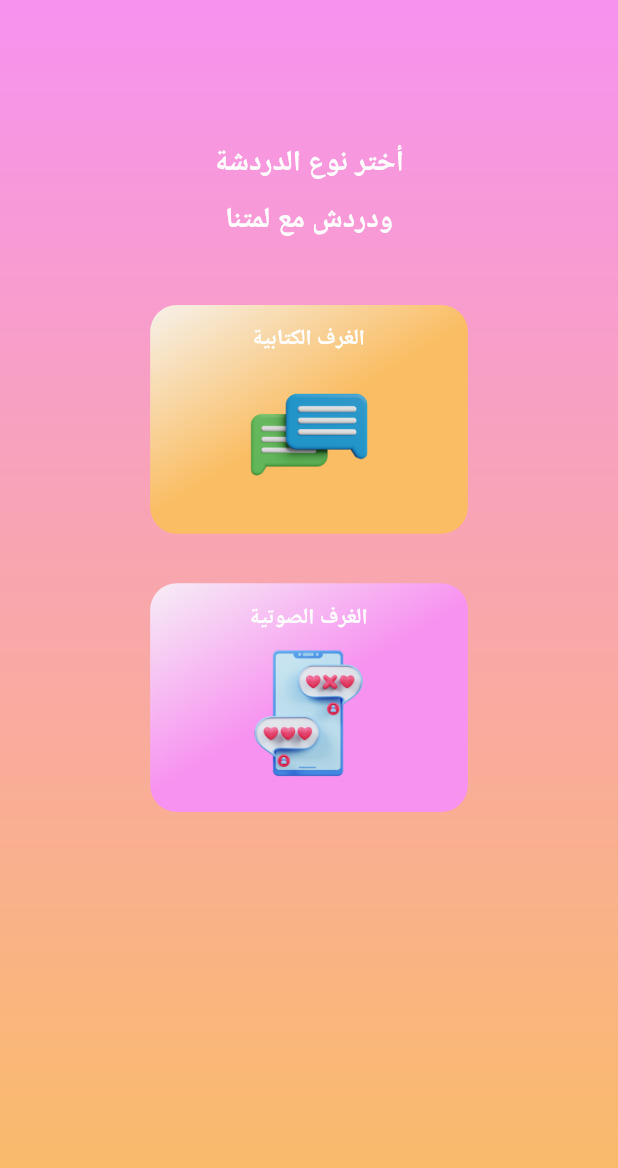
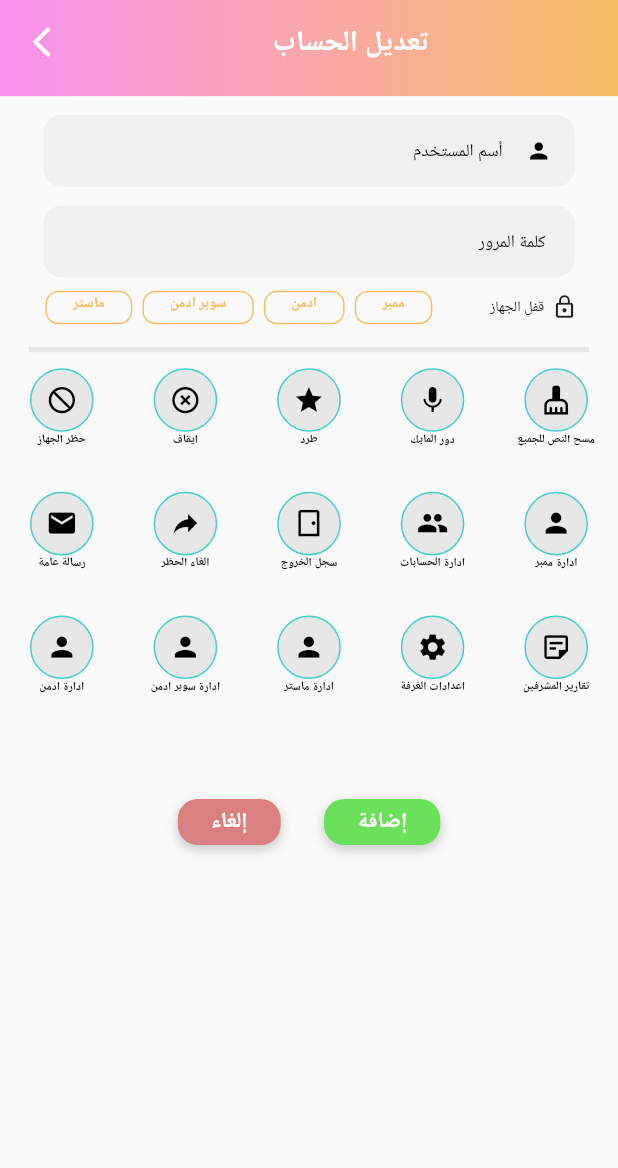
Before and after one commit to AlmohsenMyya/lametna, a Flutter app: the screen it shows after launch, on a phone screen of 412 x 824 dp. Shown: the top 1168 px of the screen. Run offline on Flutter 3.47's test engine with Material 2 defaults, Android fonts, the phone set to English and light mode, and no system bars; our stand-ins replace carousel_slider, device_preview, flutter_colorpicker, flutter_screenutil, flutter_secure_storage, get and 1 more; Roboto replaces fonts that are missing (Portada, Segoe UI).

Commit message:
edit on khaled

```diff
--- a/lib/controllers/loginController.dart
+++ b/lib/controllers/loginController.dart
@@ -14,7 +14,7 @@ import 'package:flutter_secure_storage/flutter_secure_storage.dart';
 class LoginController extends GetxController {
   TextEditingController userNameController = TextEditingController();
   TextEditingController passwordController = TextEditingController();
-  bool passwordVisibility = true;
+  bool passwordVisibility = false;
   // List savedPassword = [];
   final Future<SharedPreferences> _prefs = SharedPreferences.getInstance();
 
@@ -30,6 +30,7 @@ class LoginController extends GetxController {
   }
 
   Future login(BuildContext context) async {
+    try {
       Map data = {
         "username": userNameController.text,
         "password": passwordController.text
@@ -73,6 +74,9 @@ class LoginController extends GetxController {
             snackPosition: SnackPosition.BOTTOM);
         // }
       }
+    } catch (e) {
+      print(e.toString());
+    }
   }
 
   void changePasswordVisibility() {
--- a/lib/main.dart
+++ b/lib/main.dart
@@ -8,6 +8,7 @@ import 'package:lametna/view/LoginPage.dart';
 import 'package:get/get.dart';
 import 'package:lametna/view/chat/about.dart';
 import 'package:lametna/view/chat/moments.dart';
+import 'package:lametna/view/chat/room%20mangement/roles.dart';
 import 'package:lametna/view/chat/roomInfo.dart';
 import 'package:lametna/view/chat/roomMangement.dart';
 import 'package:lametna/view/chat/roomPageSettings.dart';
@@ -78,7 +79,7 @@ class MyApp extends StatelessWidget {
           home: child,
         );
       },
-      child: choosingPage(),
+      child: RolesPage(),
     );
   }
 }
--- /dev/null
+++ b/lib/view/chat/room mangement/roles.dart
@@ -0,0 +1,275 @@
+// ignore_for_file: prefer_const_constructors, sort_child_properties_last
+
+import 'package:flutter/material.dart';
+import 'package:flutter/rendering.dart';
+import 'package:flutter_screenutil/flutter_screenutil.dart';
+
+import '../appBar.dart';
+
+var user = ["ممبر", "ادمن", "سوبر ادمن", "ماستر"];
+var icons = [
+  {"text": "مسح النص للجميع", "icon": Icons.cleaning_services},
+  {"text": "دور المايك", "icon": Icons.mic},
+  {"text": "طرد", "icon": Icons.star},
+  {"text": "ايقاف", "icon": Icons.highlight_remove},
+  {"text": "حظر الجهاز", "icon": Icons.not_interested},
+  {"text": "ادارة ممبر", "icon": Icons.person},
+  {"text": "ادارة الحسابات", "icon": Icons.group},
+  {"text": "سجل الخروج", "icon": Icons.sensor_door_outlined},
+  {"text": "الغاء الحظر", "icon": Icons.reply},
+  {"text": "رسالة عامة", "icon": Icons.email},
+  {"text": "تقارير المشرفين", "icon": Icons.sticky_note_2_outlined},
+  {"text": "اعدادات الغرفة", "icon": Icons.settings},
+  {"text": "ادارة ماستر", "icon": Icons.person},
+  {"text": "ادارة سوبر ادمن", "icon": Icons.person},
+  {"text": "ادارة ادمن", "icon": Icons.person},
+];
+
+class RolesPage extends StatelessWidget {
+  const RolesPage({Key key}) : super(key: key);
+  @override
+  Widget build(BuildContext context) {
+    return Scaffold(
+      appBar: appbarBuilder("تعديل الحساب", true),
+      body: Column(
+        children: [
+          SizedBox(
+            height: 14.h,
+          ),
+          Directionality(
+            textDirection: TextDirection.rtl,
+            child: Padding(
+              padding: EdgeInsets.symmetric(horizontal: 30.w),
+              child: TextFormField(
+                decoration: InputDecoration(
+                  contentPadding:
+                      EdgeInsets.symmetric(horizontal: 20.w, vertical: 7.h),
+                  filled: true,
+                  prefixIcon: Icon(
+                    Icons.person,
+                    color: Colors.black,
+                    size: 18.sp,
+                  ),
+                  hintText: "أسم المستخدم",
+                  hintStyle: TextStyle(
+                    color: Colors.black,
+                    fontSize: 12.sp,
+                    fontFamily: "Segoe UI",
+                  ),
+                  border: OutlineInputBorder(
+                    borderSide: BorderSide.none,
+                    borderRadius: BorderRadius.circular(14.r),
+                  ),
+                ),
+                style: TextStyle(
+                  color: Colors.black,
+                ),
+              ),
+            ),
+          ),
+          SizedBox(
+            height: 14.h,
+          ),
+          Directionality(
+            textDirection: TextDirection.rtl,
+            child: Padding(
+              padding: EdgeInsets.symmetric(horizontal: 30.w),
+              child: TextFormField(
+                decoration: InputDecoration(
+                  contentPadding:
+                      EdgeInsets.symmetric(horizontal: 20.w, vertical: 7.h),
+                  filled: true,
+                  hintText: "كلمة المرور",
+                  hintStyle: TextStyle(
+                    color: Colors.black,
+                    fontSize: 12.sp,
+                    fontFamily: "Segoe UI",
+                  ),
+                  border: OutlineInputBorder(
+                    borderSide: BorderSide.none,
+                    borderRadius: BorderRadius.circular(14.r),
+                  ),
+                ),
+                style: TextStyle(
+                  color: Colors.black,
+                ),
+              ),
+            ),
+          ),
+          Padding(
+            padding: EdgeInsets.symmetric(horizontal: 28.w, vertical: 10.h),
+            child: Row(
+              mainAxisAlignment: MainAxisAlignment.spaceBetween,
+              children: [
+                SizedBox(
+                  height: 25.h,
+                  child: ListView.builder(
+                    reverse: true,
+                    shrinkWrap: true,
+                    scrollDirection: Axis.horizontal,
+                    itemCount: user.length,
+                    itemBuilder: (context, index) => Padding(
+                      padding: EdgeInsets.symmetric(horizontal: 3.5.w),
+                      child: Container(
+                        padding: EdgeInsets.symmetric(
+                            horizontal: 18.w, vertical: 1.h),
+                        decoration: BoxDecoration(
+                          border: Border.all(
+                            color: Color(0xFFFABD63),
+                            style: BorderStyle.solid,
+                            width: 1.0.w,
+                          ),
+                          borderRadius: BorderRadius.circular(9.0.sp),
+                        ),
+                        child: Text(user[index],
+                            style: TextStyle(
+                                fontSize: 10.sp,
+                                color: Color(0xffFABD63),
+                                fontWeight: FontWeight.bold,
+                                fontFamily: "Segoe UI")),
+                      ),
+                    ),
+                  ),
+                ),
+                Row(
+                  children: [
+                    Text(
+                      "قفل الجهاز",
+                      style: TextStyle(
+                        color: Colors.black,
+                        fontSize: 10.sp,
+                      ),
+                    ),
+                    SizedBox(
+                      width: 5.w,
+                    ),
+                    Icon(
+                      Icons.lock_outline,
+                      size: 18.sp,
+                    )
+                  ],
+                ),
+              ],
+            ),
+          ),
+          Padding(
+            padding: EdgeInsets.symmetric(horizontal: 20.w),
+            child: Divider(
+              color: Color(0xffE7E7E7),
+              thickness: 4.h,
+            ),
+          ),
+          Directionality(
+            textDirection: TextDirection.rtl,
+            // height: 120.h,
+            child: GridView.builder(
+              gridDelegate: SliverGridDelegateWithFixedCrossAxisCount(
+                crossAxisCount: 5,
+              ),
+              shrinkWrap: true,
+              itemBuilder: (context, index) => accessBuilder(index, context),
+              itemCount: icons.length,
+            ),
+          ),
+          SizedBox(
+            height: 50.h,
+          ),
+          Row(
+            mainAxisAlignment: MainAxisAlignment.center,
+            children: [
+              Container(
+                padding: EdgeInsets.symmetric(horizontal: 23.w, vertical: 6.h),
+                decoration: BoxDecoration(
+                  boxShadow: [
+                    BoxShadow(
+                      color: Colors.grey.withOpacity(0.5),
+                      spreadRadius: 0.5,
+                      blurRadius: 6,
+                      offset: Offset(0, 3),
+                    ),
+                  ],
+                  color: Color(0xffDA8080),
+                  borderRadius: BorderRadius.circular(15.r),
+                ),
+                child: Text(
+                  "إلغاء",
+                  style: TextStyle(
+                    color: Colors.white,
+                    fontSize: 15.sp,
+                    fontWeight: FontWeight.bold,
+                    fontFamily: "Segoe UI",
+                  ),
+                ),
+              ),
+              SizedBox(width: 30.w),
+              Container(
+                padding: EdgeInsets.symmetric(horizontal: 23.w, vertical: 6.h),
+                decoration: BoxDecoration(
+                  boxShadow: [
+                    BoxShadow(
+                      color: Colors.grey.withOpacity(0.5),
+                      spreadRadius: 0.5,
+                      blurRadius: 6,
+                      offset: Offset(0, 3),
+                    ),
+                  ],
+                  color: Color(0xff6BE05B),
+                  borderRadius: BorderRadius.circular(15.r),
+                ),
+                child: Text(
+                  "إضافة",
+                  style: TextStyle(
+                    color: Colors.white,
+                    fontSize: 15.sp,
+                    fontWeight: FontWeight.bold,
+                    fontFamily: "Segoe UI",
+                  ),
+                ),
+              ),
+            ],
+          )
+        ],
+      ),
+    );
+  }
+
+  Widget accessBuilder(int index, BuildContext context) {
+    return Padding(
+      padding: EdgeInsets.symmetric(horizontal: 5.w, vertical: 5.h),
+      child: GestureDetector(
+        onTap: () {},
+        child: Column(
+          children: [
+            // CircleAvatar(
+            //   backgroundColor: Color(0xffE7E7E7),
+            //   child:
+            // ),
+            Container(
+              padding: EdgeInsets.all(10.sp),
+              decoration: BoxDecoration(
+                border: Border.all(
+                  color: Color(0xFF43D0CA),
+                  width: 1,
+                ),
+                color: Color(0xffE7E7E7),
+                borderRadius: BorderRadius.circular(360.r),
+              ),
+              child: Icon(
+                icons[index]["icon"],
+                color: Colors.black,
+                size: 22.sp,
+              ),
+            ),
+            Text(icons[index]["text"],
+                style: TextStyle(
+                  fontWeight: FontWeight.bold,
+                  color: Colors.black,
+                  fontSize: 8.sp,
+                  fontFamily: "Portada",
+                ))
+          ],
+        ),
+      ),
+    );
+  }
+}
--- a/lib/view/chatHomePage.dart
+++ b/lib/view/chatHomePage.dart
@@ -57,7 +57,7 @@ class ChatHomePage extends StatelessWidget {
               backgroundColor: Colors.transparent,
               centerTitle: true,
               elevation: 0,
-              leadingWidth: 100.w,
+              leadingWidth: 110.w,
               leading: Row(
                 children: [
                   IconButton(
```
Lines whose indentation alone changed are shown as unchanged.
